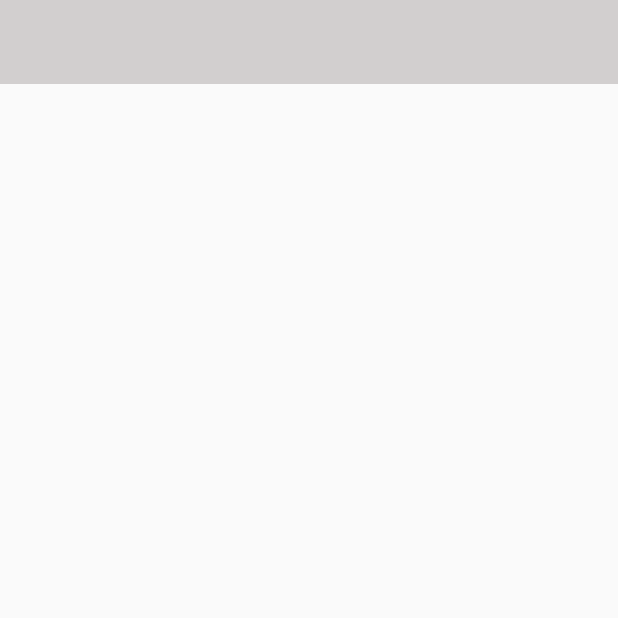
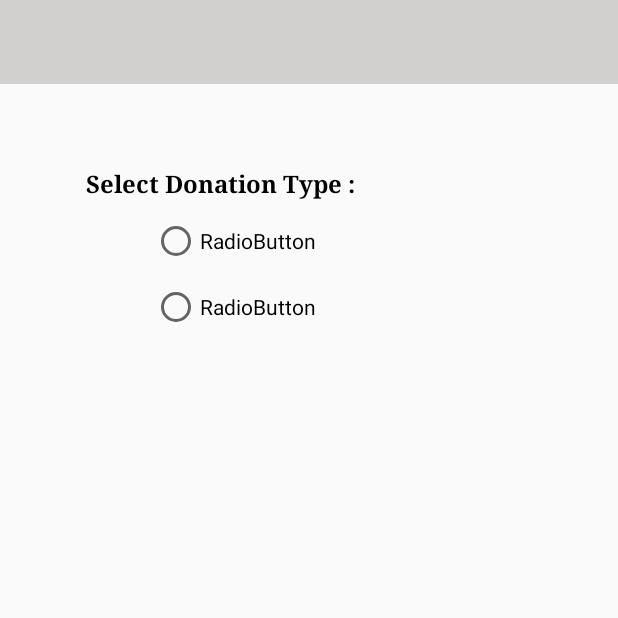
Before and after one commit to MahmoudAlawdh/Android, an Android app: the MakeDonations screen opened directly, with no data from a screen before it, on a phone screen of 412 x 824 dp, the top half of it. Run offline under Robolectric (Android 15) with nearby library versions, the phone set to English and light mode, and no system bars; our stand-ins replace Volley; libraries missing offline, so code that uses them is left out: com.mikepenz.fontawesome_typeface_library, com.mikepenz.iconics, com.mikepenz.materialdrawer; 22 statements that could not run were skipped.

Commit message:
make donation

```diff
--- a/app/src/main/res/layout/fragment_make_donations.xml
+++ b/app/src/main/res/layout/fragment_make_donations.xml
@@ -1,4 +1,4 @@
-<FrameLayout xmlns:android="http://schemas.android.com/apk/res/android"
+<RelativeLayout xmlns:android="http://schemas.android.com/apk/res/android"
     xmlns:tools="http://schemas.android.com/tools"
     android:layout_width="match_parent"
     android:layout_height="match_parent"
@@ -6,4 +6,46 @@
 
     <!-- TODO: Update blank fragment layout -->
 
-</FrameLayout>
+    <TextView
+        android:id="@+id/donation_type"
+        android:layout_width="wrap_content"
+        android:layout_height="wrap_content"
+        android:layout_marginLeft="49dp"
+        android:layout_marginStart="49dp"
+        android:layout_marginTop="55dp"
+        android:fontFamily="serif"
+        android:text="Select Donation Type :"
+        android:textColor="@color/common_google_signin_btn_text_dark_focused"
+        android:textSize="16sp"
+        android:textStyle="bold"
+        android:layout_below="@+id/radioGroup2"
+        android:layout_toRightOf="@+id/radioGroup2"
+        android:layout_toEndOf="@+id/radioGroup2" />
+
+    <RadioGroup
+        android:layout_width="wrap_content"
+        android:layout_height="wrap_content"
+        android:id="@+id/radioGroup2" />
+
+    <RadioButton
+        android:id="@+id/radioButton2"
+        android:layout_width="wrap_content"
+        android:layout_height="wrap_content"
+        android:text="RadioButton"
+        android:layout_below="@+id/donation_type"
+        android:layout_alignLeft="@+id/donation_type"
+        android:layout_alignStart="@+id/donation_type"
+        android:layout_marginLeft="44dp"
+        android:layout_marginStart="44dp"
+        android:layout_marginTop="11dp" />
+
+    <RadioButton
+        android:id="@+id/radioButton3"
+        android:layout_width="wrap_content"
+        android:layout_height="wrap_content"
+        android:text="RadioButton"
+        android:layout_marginTop="12dp"
+        android:layout_below="@+id/radioButton2"
+        android:layout_alignLeft="@+id/radioButton2"
+        android:layout_alignStart="@+id/radioButton2" />
+</RelativeLayout>
```
